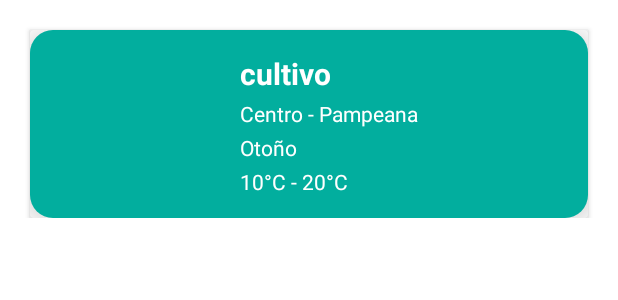
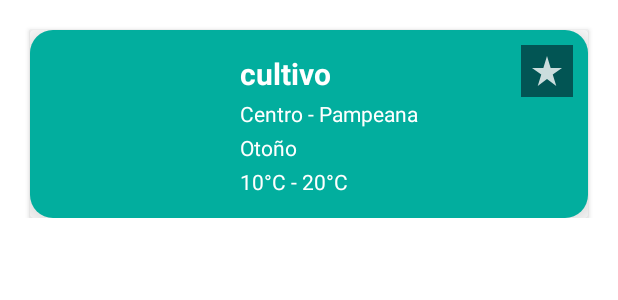
Before and after one commit to GardeningFriendTeam/GardeningFriendApp, an Android app: the layout cards_cultivos.xml on its own in the app's theme, with its tools: preview values and no code run, on a phone screen of 412 x 824 dp. Shown: the top 300 px of the screen. Run offline under Robolectric (Android 15) with nearby library versions, the phone set to English and light mode, and no system bars.

Commit message:
Se agregar funcion para guardar cultivos en favoritos

```diff
--- a/GardeningFriend/app/src/main/java/com/maid/gardeningfriend/RecomendacionesInterface.java
+++ b/GardeningFriend/app/src/main/java/com/maid/gardeningfriend/RecomendacionesInterface.java
@@ -6,4 +6,5 @@ package com.maid.gardeningfriend;
  */
 public interface RecomendacionesInterface {
     void onItemClick(int position);
+    void onFavClick(int position);
 }
--- /dev/null
+++ b/GardeningFriend/app/src/main/res/drawable-anydpi/ic_favs.xml
@@ -0,0 +1,11 @@
+<vector xmlns:android="http://schemas.android.com/apk/res/android"
+    android:width="24dp"
+    android:height="24dp"
+    android:viewportWidth="24"
+    android:viewportHeight="24"
+    android:tint="#FEFFFF"
+    android:alpha="0.8">
+  <path
+      android:fillColor="@android:color/white"
+      android:pathData="M14.43,10l-2.43,-8l-2.43,8l-7.57,0l6.18,4.41l-2.35,7.59l6.17,-4.69l6.18,4.69l-2.35,-7.59l6.17,-4.41z"/>
+</vector>
--- /dev/null
+++ b/GardeningFriend/app/src/main/res/drawable/btn_redondo.xml
@@ -0,0 +1,10 @@
+<?xml version="1.0" encoding="utf-8"?>
+<selector xmlns:android="http://schemas.android.com/apk/res/android">
+    <item>
+        <color android:color="@color/verde_muy_oscuro"/>
+        <shape android:shape="ring">
+            <corners android:radius="100dp"/>
+        </shape>
+    </item>
+
+</selector>
--- a/GardeningFriend/app/src/main/res/layout/activity_recomendaciones_cultivos.xml
+++ b/GardeningFriend/app/src/main/res/layout/activity_recomendaciones_cultivos.xml
@@ -4,7 +4,8 @@
     xmlns:tools="http://schemas.android.com/tools"
     android:layout_width="match_parent"
     android:layout_height="match_parent"
-    tools:context=".RecomendacionesCultivos">
+    tools:context=".RecomendacionesCultivos"
+    android:background="@mipmap/madera2">
 
     <androidx.recyclerview.widget.RecyclerView
         android:id="@+id/recycler_cultivos"
--- a/GardeningFriend/app/src/main/res/layout/cards_cultivos.xml
+++ b/GardeningFriend/app/src/main/res/layout/cards_cultivos.xml
@@ -69,6 +69,16 @@
                 android:layout_toEndOf="@id/ic_cultivo"
                 android:layout_marginTop="3dp"/>
 
+            <androidx.appcompat.widget.AppCompatImageButton
+                android:id="@+id/btn_fav"
+                android:layout_width="wrap_content"
+                android:layout_height="wrap_content"
+                android:src="@drawable/ic_favs"
+                android:background="@drawable/btn_redondo"
+                android:padding="5dp"
+                android:layout_alignParentEnd="true"
+                android:layout_margin="10dp" />
+
         </RelativeLayout>
 
     </androidx.cardview.widget.CardView>
```
Also changed, not shown: GardeningFriend/app/src/main/java/com/maid/gardeningfriend/RecomendacionesCultivos.java (+130 -0 lines), GardeningFriend/app/src/main/java/com/maid/gardeningfriend/RecomendacionesRecyclerView.java (+19 -0 lines), GardeningFriend/app/src/main/res/drawable-hdpi/ic_favs.png (added), GardeningFriend/app/src/main/res/drawable-mdpi/ic_favs.png (added), GardeningFriend/app/src/main/res/drawable-xhdpi/ic_favs.png (added), GardeningFriend/app/src/main/res/drawable-xxhdpi/ic_favs.png (added).
